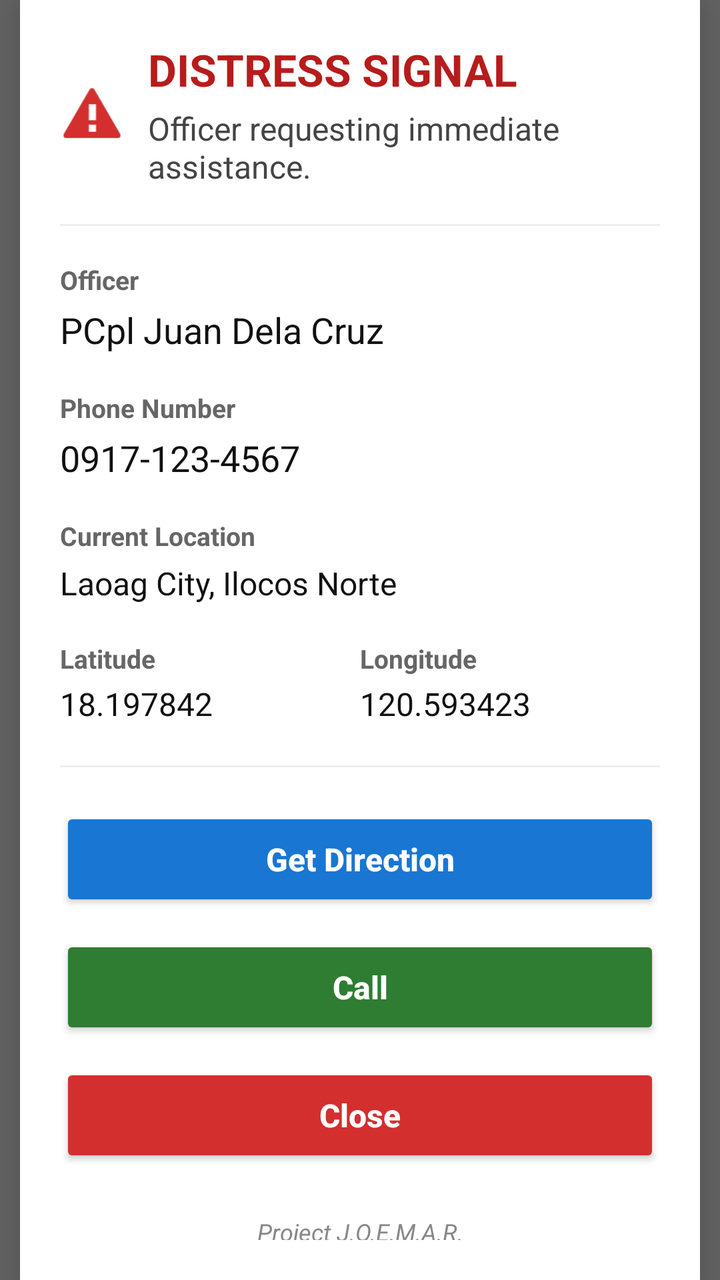
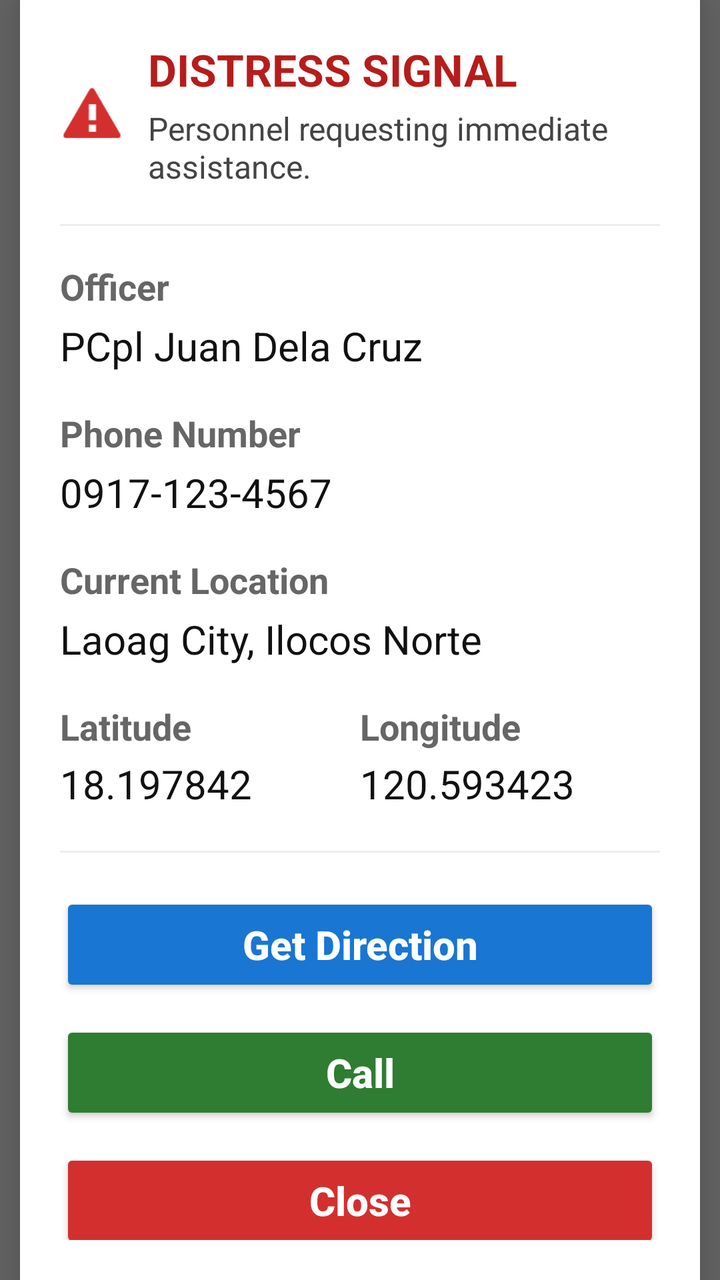

Screens rendered from an Android XML layout before and after an edit, with the pre-edit source and the edit as a unified diff.
<!-- AndroidManifest.xml: application theme AppTheme -->
<!-- res/layout/activity_sos.xml -->
<?xml version="1.0" encoding="utf-8"?>


<FrameLayout xmlns:android="http://schemas.android.com/apk/res/android"
    android:layout_width="match_parent"
    android:layout_height="match_parent"
    android:background="#99000000">

    
    <LinearLayout
        android:layout_width="340dp"
        android:layout_height="wrap_content"
        android:layout_gravity="center"
        android:orientation="vertical"
        android:background="@android:color/white"
        android:elevation="12dp"
        android:padding="20dp">

        
        <LinearLayout
            android:layout_width="match_parent"
            android:layout_height="wrap_content"
            android:orientation="horizontal"
            android:gravity="center_vertical">

            <ImageView
                android:layout_width="32dp"
                android:layout_height="32dp"
                android:src="@android:drawable/stat_notify_error"
                android:tint="#D32F2F"/>

            <LinearLayout
                android:layout_width="0dp"
                android:layout_height="wrap_content"
                android:layout_weight="1"
                android:layout_marginStart="12dp"
                android:orientation="vertical">

                <TextView
                    android:id="@+id/txtTitle"
                    android:layout_width="wrap_content"
                    android:layout_height="wrap_content"
                    android:text="DISTRESS SIGNAL"
                    android:textColor="#B71C1C"
                    android:textStyle="bold"
                    android:textSize="22sp"/>

                <TextView
                    android:id="@+id/txtBody"
                    android:layout_width="wrap_content"
                    android:layout_height="wrap_content"
                    android:layout_marginTop="4dp"
                    android:text="Officer requesting immediate assistance."
                    android:textColor="#444444"
                    android:textSize="16sp"/>
            </LinearLayout>

        </LinearLayout>

        
        <View
            android:layout_width="match_parent"
            android:layout_height="1dp"
            android:layout_marginTop="18dp"
            android:layout_marginBottom="18dp"
            android:background="#EEEEEE"/>

        
        <TextView
            android:layout_width="wrap_content"
            android:layout_height="wrap_content"
            android:text="Officer"
            android:textStyle="bold"
            android:textColor="#666666"
            android:textSize="13sp"/>

        <TextView
            android:id="@+id/txtOfficer"
            android:layout_width="match_parent"
            android:layout_height="wrap_content"
            android:layout_marginTop="4dp"
            android:text="PCpl Juan Dela Cruz"
            android:textColor="#111111"
            android:textSize="18sp"/>

        
        <TextView
            android:layout_width="wrap_content"
            android:layout_height="wrap_content"
            android:layout_marginTop="18dp"
            android:text="Phone Number"
            android:textStyle="bold"
            android:textColor="#666666"
            android:textSize="13sp"/>

        <TextView
            android:id="@+id/txtPhone"
            android:layout_width="match_parent"
            android:layout_height="wrap_content"
            android:layout_marginTop="4dp"
            android:text="0917-123-4567"
            android:textColor="#111111"
            android:textSize="18sp"/>

        
        <TextView
            android:layout_width="wrap_content"
            android:layout_height="wrap_content"
            android:layout_marginTop="18dp"
            android:text="Current Location"
            android:textStyle="bold"
            android:textColor="#666666"
            android:textSize="13sp" />

        <TextView
            android:id="@+id/txtLocation"
            android:layout_width="match_parent"
            android:layout_height="wrap_content"
            android:layout_marginTop="4dp"
            android:text="Laoag City, Ilocos Norte"
            android:textColor="#111111"
            android:textSize="16sp" />

        
        <LinearLayout
            android:layout_width="match_parent"
            android:layout_height="wrap_content"
            android:layout_marginTop="18dp"
            android:orientation="horizontal">

            <LinearLayout
                android:layout_width="0dp"
                android:layout_height="wrap_content"
                android:layout_weight="1"
                android:orientation="vertical">

                <TextView
                    android:layout_width="wrap_content"
                    android:layout_height="wrap_content"
                    android:text="Latitude"
                    android:textColor="#666666"
                    android:textSize="13sp"
                    android:textStyle="bold" />

                <TextView
                    android:id="@+id/txtLatitude"
                    android:layout_width="wrap_content"
                    android:layout_height="wrap_content"
                    android:layout_marginTop="3dp"
                    android:text="18.197842"
                    android:textColor="#111111"
                    android:textSize="16sp" />
            </LinearLayout>

            <LinearLayout
                android:layout_width="0dp"
                android:layout_height="wrap_content"
                android:layout_weight="1"
                android:orientation="vertical">

                <TextView
                    android:layout_width="wrap_content"
                    android:layout_height="wrap_content"
                    android:text="Longitude"
                    android:textColor="#666666"
                    android:textSize="13sp"
                    android:textStyle="bold" />

                <TextView
                    android:id="@+id/txtLongitude"
                    android:layout_width="wrap_content"
                    android:layout_height="wrap_content"
                    android:layout_marginTop="3dp"
                    android:text="120.593423"
                    android:textColor="#111111"
                    android:textSize="16sp" />
            </LinearLayout>

        </LinearLayout>

        
        <View
            android:layout_width="match_parent"
            android:layout_height="1dp"
            android:layout_marginTop="20dp"
            android:layout_marginBottom="20dp"
            android:background="#EEEEEE" />

        

        <Button
            android:id="@+id/btnDirection"
            android:layout_width="match_parent"
            android:layout_height="52dp"
            android:layout_marginBottom="12dp"
            android:backgroundTint="#1976D2"
            android:text="Get Direction"
            android:textAllCaps="false"
            android:textColor="@android:color/white"
            android:textSize="16sp"
            android:textStyle="bold" />

        <Button
            android:id="@+id/btnCall"
            android:layout_width="match_parent"
            android:layout_height="52dp"
            android:layout_marginBottom="12dp"
            android:backgroundTint="#2E7D32"
            android:text="Call"
            android:textAllCaps="false"
            android:textColor="@android:color/white"
            android:textSize="16sp"
            android:textStyle="bold" />

        <Button
            android:id="@+id/btnClose"
            android:layout_width="match_parent"
            android:layout_height="52dp"
            android:backgroundTint="#D32F2F"
            android:text="Close"
            android:textAllCaps="false"
            android:textColor="@android:color/white"
            android:textSize="16sp"
            android:textStyle="bold" />

        
        <Space
            android:layout_width="match_parent"
            android:layout_height="4dp" />

        
        <TextView
            android:layout_width="match_parent"
            android:layout_height="wrap_content"
            android:layout_marginTop="20dp"
            android:gravity="center"
            android:text="Project J.O.E.M.A.R."
            android:textColor="#888888"
            android:textSize="12sp"
            android:textStyle="italic" />

    </LinearLayout>

</FrameLayout>
<!-- resources referenced by this layout -->
<resources>
  <style name="AppTheme" parent="Theme.AppCompat.Light.NoActionBar">
      <item name="android:textColor">@android:color/black</item>
      <item name="android:editTextStyle">@style/ResetEditText</item>
      <item name="android:editTextBackground">@drawable/rn_edit_text_material</item>
      <item name="colorPrimary">@color/colorPrimary</item>
      <item name="android:statusBarColor">#ffffff</item>
    </style>
  <style name="ResetEditText" parent="@android:style/Widget.EditText">
      <item name="android:padding">0dp</item>
      <item name="android:textColorHint">#c8c8c8</item>
      <item name="android:textColor">@android:color/black</item>
    </style>
  <!-- drawable rn_edit_text_material (drawable) -->
  <?xml version="1.0" encoding="utf-8"?>
  <inset xmlns:android="http://schemas.android.com/apk/res/android"
         android:insetLeft="@dimen/abc_edit_text_inset_horizontal_material"
         android:insetRight="@dimen/abc_edit_text_inset_horizontal_material"
         android:insetTop="@dimen/abc_edit_text_inset_top_material"
         android:insetBottom="@dimen/abc_edit_text_inset_bottom_material"
         >
  
      <selector>
          
          <item android:state_enabled="false" android:drawable="@drawable/abc_textfield_default_mtrl_alpha"/>
          <item android:drawable="@drawable/abc_textfield_activated_mtrl_alpha"/>
      </selector>
  
  </inset>
  <color name="colorPrimary">#023c69</color>
</resources>

<!-- the commit's change to res/layout/activity_sos.xml (unified diff, before → after) -->
@@ -50,7 +50,7 @@
                     android:layout_width="wrap_content"
                     android:layout_height="wrap_content"
                     android:layout_marginTop="4dp"
-                    android:text="Officer requesting immediate assistance."
+                    android:text="Personnel requesting immediate assistance."
                     android:textColor="#444444"
                     android:textSize="16sp"/>
             </LinearLayout>
@@ -72,7 +72,7 @@
             android:text="Officer"
             android:textStyle="bold"
             android:textColor="#666666"
-            android:textSize="13sp"/>
+            android:textSize="18sp"/>
 
         <TextView
             android:id="@+id/txtOfficer"
@@ -81,7 +81,7 @@
             android:layout_marginTop="4dp"
             android:text="PCpl Juan Dela Cruz"
             android:textColor="#111111"
-            android:textSize="18sp"/>
+            android:textSize="20sp"/>
 
         
         <TextView
@@ -91,7 +91,7 @@
             android:text="Phone Number"
             android:textStyle="bold"
             android:textColor="#666666"
-            android:textSize="13sp"/>
+            android:textSize="18sp"/>
 
         <TextView
             android:id="@+id/txtPhone"
@@ -100,7 +100,7 @@
             android:layout_marginTop="4dp"
             android:text="0917-123-4567"
             android:textColor="#111111"
-            android:textSize="18sp"/>
+            android:textSize="20sp"/>
 
         
         <TextView
@@ -110,7 +110,7 @@
             android:text="Current Location"
             android:textStyle="bold"
             android:textColor="#666666"
-            android:textSize="13sp" />
+            android:textSize="18sp" />
 
         <TextView
             android:id="@+id/txtLocation"
@@ -119,7 +119,7 @@
             android:layout_marginTop="4dp"
             android:text="Laoag City, Ilocos Norte"
             android:textColor="#111111"
-            android:textSize="16sp" />
+            android:textSize="20sp" />
 
         
         <LinearLayout
@@ -139,7 +139,7 @@
                     android:layout_height="wrap_content"
                     android:text="Latitude"
                     android:textColor="#666666"
-                    android:textSize="13sp"
+                    android:textSize="18sp"
                     android:textStyle="bold" />
 
                 <TextView
@@ -149,7 +149,7 @@
                     android:layout_marginTop="3dp"
                     android:text="18.197842"
                     android:textColor="#111111"
-                    android:textSize="16sp" />
+                    android:textSize="20sp" />
             </LinearLayout>
 
             <LinearLayout
@@ -163,7 +163,7 @@
                     android:layout_height="wrap_content"
                     android:text="Longitude"
                     android:textColor="#666666"
-                    android:textSize="13sp"
+                    android:textSize="18sp"
                     android:textStyle="bold" />
 
                 <TextView
@@ -173,7 +173,7 @@
                     android:layout_marginTop="3dp"
                     android:text="120.593423"
                     android:textColor="#111111"
-                    android:textSize="16sp" />
+                    android:textSize="20sp" />
             </LinearLayout>
 
         </LinearLayout>
@@ -197,7 +197,7 @@
             android:text="Get Direction"
             android:textAllCaps="false"
             android:textColor="@android:color/white"
-            android:textSize="16sp"
+            android:textSize="20sp"
             android:textStyle="bold" />
 
         <Button
@@ -209,7 +209,7 @@
             android:text="Call"
             android:textAllCaps="false"
             android:textColor="@android:color/white"
-            android:textSize="16sp"
+            android:textSize="20sp"
             android:textStyle="bold" />
 
         <Button
@@ -220,7 +220,7 @@
             android:text="Close"
             android:textAllCaps="false"
             android:textColor="@android:color/white"
-            android:textSize="16sp"
+            android:textSize="20sp"
             android:textStyle="bold" />
 
         
@@ -228,17 +228,6 @@
             android:layout_width="match_parent"
             android:layout_height="4dp" />
 
-        
-        <TextView
-            android:layout_width="match_parent"
-            android:layout_height="wrap_content"
-            android:layout_marginTop="20dp"
-            android:gravity="center"
-            android:text="Project J.O.E.M.A.R."
-            android:textColor="#888888"
-            android:textSize="12sp"
-            android:textStyle="italic" />
-
     </LinearLayout>
 
 </FrameLayout>
